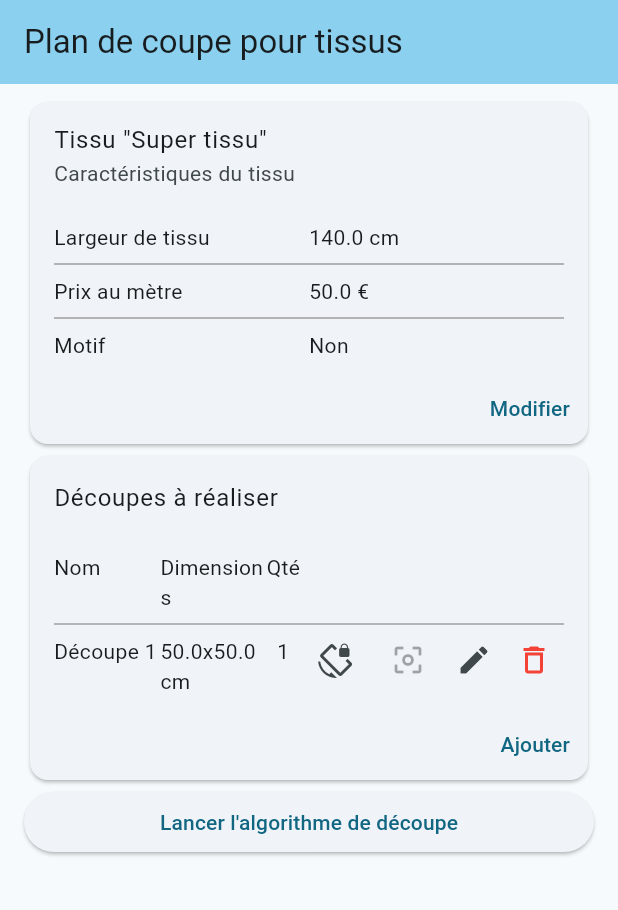
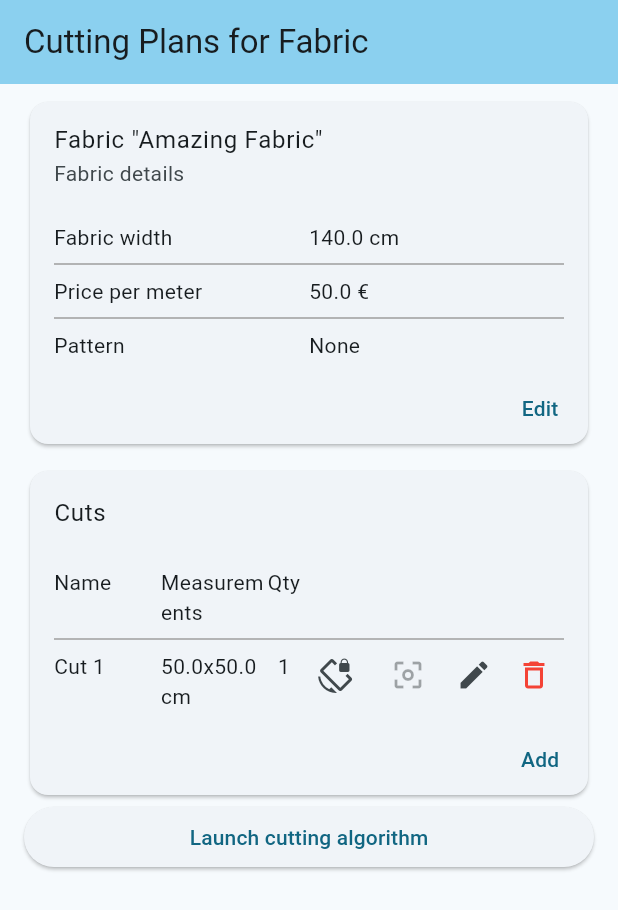
Before and after one commit to coyotte508/cutting-fabric, a Flutter app: the screen it shows after launch, on a phone screen of 412 x 824 dp. Shown: the top 910 px of the screen. Run offline on Flutter 3.47's test engine with Material 3 defaults, Android fonts, the phone set to English and light mode, and no system bars; our stand-ins replace shared_preferences; generated files the repository leaves out were written again.

Commit message:
🌐 Internationalization of app

```diff
--- a/lib/fabric_dialog.dart
+++ b/lib/fabric_dialog.dart
@@ -1,4 +1,5 @@
 import 'package:flutter/material.dart';
+import 'package:flutter_gen/gen_l10n/app_localizations.dart';
 import 'dart:math';
 import 'fabric.dart';
 
@@ -83,23 +84,23 @@ class _FabricDialogContentState extends State<FabricDialogContent> {
                 widget.onSave(_fabric);
                 Navigator.of(context).pop();
               },
-              child: const Text('Save'))
+              child: Text(AppLocalizations.of(context)!.saveCTA))
         ],
         content: Column(
           mainAxisSize: MainAxisSize.min,
           children: <Widget>[
             TextField(
               controller: _fabricNameController,
-              decoration: const InputDecoration(labelText: 'Nom du tissu'),
+              decoration: InputDecoration(labelText: AppLocalizations.of(context)!.fabricName),
             ),
             TextField(
               controller: _fabricWidthController,
-              decoration: const InputDecoration(labelText: 'Largeur du tissu'),
+              decoration: InputDecoration(labelText: AppLocalizations.of(context)!.fabricWidth),
               keyboardType: TextInputType.number,
             ),
             TextField(
               controller: _pricePerMeterController,
-              decoration: const InputDecoration(labelText: 'Prix au mètre'),
+              decoration: InputDecoration(labelText: AppLocalizations.of(context)!.fabricPricePerMeter),
               keyboardType: TextInputType.number,
             ),
             CheckboxListTile(
@@ -116,18 +117,18 @@ class _FabricDialogContentState extends State<FabricDialogContent> {
                   }
                 });
               },
-              title: const Text("Avec motif"),
+              title: Text(AppLocalizations.of(context)!.withPattern),
             ),
             ..._fabric.pattern != null
                 ? [
                     TextField(
                       controller: _patternWidthController,
-                      decoration: const InputDecoration(labelText: 'Largeur du motif'),
+                      decoration: InputDecoration(labelText: AppLocalizations.of(context)!.patternWidth),
                       keyboardType: TextInputType.number,
                     ),
                     TextField(
                       controller: _patternLengthController,
-                      decoration: const InputDecoration(labelText: 'Longueur du motif'),
+                      decoration: InputDecoration(labelText: AppLocalizations.of(context)!.patternLength),
                       keyboardType: TextInputType.number,
                     ),
                   ]
--- /dev/null
+++ b/lib/l10n/app_en.arb
@@ -0,0 +1,111 @@
+{
+  "@@locale": "en",
+  "appTitle": "Cutting Fabric",
+  "@appTitle": {},
+  "appBarTitle": "Cutting Plans for Fabric",
+  "@appBarTitle": {},
+  "defaultPanelName": "Cut {index}",
+  "@defaultPanelName": {
+    "placeholders": {
+      "index": {
+        "type": "int",
+        "example": "1"
+      }
+    }
+  },
+  "defaultFabricName": "Amazing Fabric",
+  "@defaultFabricName": {},
+  "fabricCardTitle": "Fabric \"{name}\"",
+  "@fabricCardTitle": {
+    "placeholders": {
+      "name": {
+        "type": "String",
+        "example": "Amazing Fabric"
+      }
+    }
+  },
+  "fabricCardSubtitle": "Fabric details",
+  "@fabricCardSubtitle": {},
+  "fabricName": "Fabric name",
+  "@fabricName": {},
+  "fabricWidth": "Fabric width",
+  "@fabricWidth": {},
+  "fabricPricePerMeter": "Price per meter",
+  "@fabricPricePerMeter": {},
+  "pattern": "Pattern",
+  "@pattern": {},
+  "withPattern": "With pattern",
+  "@withPattern": {},
+  "patternWidth": "Pattern width",
+  "@patternWidth": {},
+  "patternLength": "Pattern length",
+  "@patternLength": {},
+  "panelCardTitle": "Cuts",
+  "@panelCardTitle": {},
+  "panelName": "Cut name",
+  "@panelName": {},
+  "panelWidth": "Cut width",
+  "@panelWidth": {},
+  "panelLength": "Cut length",
+  "@panelLength": {},
+  "panelQuantity": "Number of cuts",
+  "@panelQuantity": {},
+  "panelCenterOnPattern": "Center on pattern",
+  "@panelCenterOnPattern": {},
+  "panelAllowRotation": "Allow rotation",
+  "@panelAllowRotation": {},
+  "panelTableName": "Name",
+  "@panelTableName": {},
+  "panelTableMeasurements": "Measurements",
+  "@panelTableMeasurements": {},
+  "panelTableQuantity": "Qty",
+  "@panelTableQuantity": {},
+  "editCTA": "Edit",
+  "@editCTA": {},
+  "addCTA": "Add",
+  "@addCTA": {},
+  "showPattern": "Show pattern on cutting plan",
+  "@showPattern": {},
+  "launchAlgorithmCTA": "Launch cutting algorithm",
+  "@launchAlgorithmCTA": {},
+  "noPattern": "None",
+  "@noPattern": {},
+  "yesCTA": "Yes",
+  "@yesCTA": {},
+  "noCTA": "No",
+  "@noCTA": {},
+  "deletePanelTitle": "Delete cut",
+  "@deletePanelTitle": {},
+  "deletePanelMessage": "Are you sure you want to delete the cut \"{name}\"?",
+  "@deletePanelMessage": {
+    "placeholders": {
+      "name": {
+        "type": "String",
+        "example": "Cut 1"
+      }
+    }
+  },
+  "cuttingPlanDetailsMessage": "Total price : {price} € for {length} m of fabric",
+  "@cuttingPlanDetailsMessage": {
+    "placeholders": {
+      "price": {
+        "type": "double",
+        "example": "100.0"
+      },
+      "length": {
+        "type": "double",
+        "example": "10.0"
+      }
+    }
+  },
+  "saveCTA": "Save",
+  "@saveCTA": {},
+  "tooltipAllowRotation": "Allow rotation",
+  "@tooltipAllowRotation": {},
+  "tooltipCenterOnPattern": "Center on pattern",
+  "@tooltipCenterOnPattern": {},
+  "tooltipAllowRotationNo": "Do not rotate",
+  "@tooltipAllowRotationNo": {},
+  "tooltipCenterOnPatternNo": "Do not center on pattern",
+  "@tooltipCenterOnPatternNo": {}
+}
--- a/lib/main.dart
+++ b/lib/main.dart
@@ -1,6 +1,8 @@
 import 'dart:convert';
 import 'dart:isolate';
 
+import 'package:flutter_gen/gen_l10n/app_localizations.dart';
+import 'package:flutter_localizations/flutter_localizations.dart';
 import 'package:flutter/material.dart';
 import 'package:upholstery_cutting_tool/algorithm.dart';
 import 'package:upholstery_cutting_tool/panel_dialog.dart';
@@ -25,31 +27,37 @@ class MyApp extends StatelessWidget {
   @override
   Widget build(BuildContext context) {
     return MaterialApp(
-      title: 'Plan de coupe pour tissus',
+      onGenerateTitle: (context) => AppLocalizations.of(context)!.appTitle,
       theme: ThemeData(
         colorScheme: ColorScheme.fromSeed(seedColor: Colors.blueGrey),
         useMaterial3: true,
       ),
-      home: const MyHomePage(title: 'Plan de coupe pour tissus'),
+      home: const MyHomePage(),
+      localizationsDelegates: const [
+        AppLocalizations.delegate,
+        GlobalMaterialLocalizations.delegate,
+        GlobalWidgetsLocalizations.delegate,
+        GlobalCupertinoLocalizations.delegate,
+      ],
+      supportedLocales: const [
+        Locale('en'), // English
+        Locale('fr'), // French
+      ],
     );
   }
 }
 
 class MyHomePage extends StatefulWidget {
-  const MyHomePage({super.key, required this.title});
-
-  final String title;
+  const MyHomePage({super.key});
 
   @override
   State<MyHomePage> createState() => _MyHomePageState();
 }
 
 class _MyHomePageState extends State<MyHomePage> {
-  FabricInfo _fabric = FabricInfo(
-    width: 1400,
-    name: "Super tissu",
-    pricePerMeter: 5000,
-  );
+  late FabricInfo _fabric;
+  bool _initialized = false;
+
   bool _showPattern = true;
 
   late SharedPreferences prefs;
@@ -110,9 +118,30 @@ class _MyHomePageState extends State<MyHomePage> {
     });
   }
 
-  final List<PanelInfo> _panels = [
-    PanelInfo(width: 500, length: 500, quantity: 1, name: "Découpe 1", centerOnPattern: false, canRotate: false)
-  ];
+  late final List<PanelInfo> _panels;
+
+  @override
+  void didChangeDependencies() {
+    super.didChangeDependencies();
+
+    if (!_initialized) {
+      _fabric = FabricInfo(
+        width: 1400,
+        name: AppLocalizations.of(context)!.defaultFabricName,
+        pricePerMeter: 5000,
+      );
+      _panels = [
+        PanelInfo(
+            width: 500,
+            length: 500,
+            quantity: 1,
+            name: AppLocalizations.of(context)!.defaultPanelName(1),
+            centerOnPattern: false,
+            canRotate: false)
+      ];
+      _initialized = true;
+    }
+  }
 
   @override
   void initState() {
@@ -140,7 +169,7 @@ class _MyHomePageState extends State<MyHomePage> {
     return Scaffold(
       appBar: AppBar(
         backgroundColor: Theme.of(context).colorScheme.inversePrimary,
-        title: Text(widget.title),
+        title: Text(AppLocalizations.of(context)!.appBarTitle),
       ),
       body: Padding(
         padding: const EdgeInsets.symmetric(horizontal: 16.0, vertical: 8.0),
@@ -151,8 +180,8 @@ class _MyHomePageState extends State<MyHomePage> {
                 mainAxisSize: MainAxisSize.min,
                 children: [
                   ListTile(
-                    title: Text('Tissu "${_fabric.name}"'),
-                    subtitle: const Text('Caractéristiques du tissu'),
+                    title: Text(AppLocalizations.of(context)!.fabricCardTitle(_fabric.name)),
+                    subtitle: Text(AppLocalizations.of(context)!.fabricCardSubtitle),
                   ),
                   Padding(
                     padding: const EdgeInsets.fromLTRB(16.0, 0, 16.0, 0.0),
@@ -163,13 +192,16 @@ class _MyHomePageState extends State<MyHomePage> {
                           width: 1.0,
                         )),
                         children: [
-                          {"title": "Largeur de tissu", "value": '${_fabric.width / 10.0} cm'},
-                          {"title": "Prix au mètre", "value": '${_fabric.pricePerMeter / 100.0} €'},
+                          {"title": AppLocalizations.of(context)!.fabricWidth, "value": '${_fabric.width / 10.0} cm'},
                           {
-                            "title": "Motif",
+                            "title": AppLocalizations.of(context)!.fabricPricePerMeter,
+                            "value": '${_fabric.pricePerMeter / 100.0} €'
+                          },
+                          {
+                            "title": AppLocalizations.of(context)!.pattern,
                             "value": _fabric.pattern != null
                                 ? '${_fabric.pattern!.width / 10.0}x${_fabric.pattern!.length / 10.0} cm'
-                                : 'Non'
+                                : AppLocalizations.of(context)!.noPattern
                           },
                         ].map((e) {
                           return TableRow(
@@ -205,19 +237,22 @@ class _MyHomePageState extends State<MyHomePage> {
                                 );
                               });
                         },
-                        child: const Text('Modifier'),
+                        child: Text(AppLocalizations.of(context)!.editCTA),
                       ),
                     ],
                   )
                 ],
               ),
             ),
+            const SizedBox.square(
+              dimension: 10.0,
+            ),
             Card(
               child: Column(
                 mainAxisSize: MainAxisSize.min,
                 children: [
-                  const ListTile(
-                    title: Text('Découpes à réaliser'),
+                  ListTile(
+                    title: Text(AppLocalizations.of(context)!.panelCardTitle),
                   ),
                   Padding(
                     padding: const EdgeInsets.fromLTRB(16.0, 0, 16.0, 0.0),
@@ -234,17 +269,23 @@ class _MyHomePageState extends State<MyHomePage> {
                           width: 1.0,
                         )),
                         children: [
-                          const TableRow(children: [
+                          TableRow(children: [
                             TableCell(
-                              child: Padding(padding: EdgeInsets.symmetric(vertical: 8.0), child: Text('Nom')),
+                              child: Padding(
+                                  padding: const EdgeInsets.symmetric(vertical: 8.0),
+                                  child: Text(AppLocalizations.of(context)!.panelTableName)),
                             ),
                             TableCell(
-                              child: Padding(padding: EdgeInsets.symmetric(vertical: 8.0), child: Text('Dimensions')),
+                              child: Padding(
+                                  padding: const EdgeInsets.symmetric(vertical: 8.0),
+                                  child: Text(AppLocalizations.of(context)!.panelTableMeasurements)),
                             ),
                             TableCell(
-                              child: Padding(padding: EdgeInsets.symmetric(vertical: 8.0), child: Text('Qté')),
+                              child: Padding(
+                                  padding: const EdgeInsets.symmetric(vertical: 8.0),
+                                  child: Text(AppLocalizations.of(context)!.panelTableQuantity)),
                             ),
-                            TableCell(
+                            const TableCell(
                               child: Padding(
                                 padding: EdgeInsets.symmetric(vertical: 8.0),
                                 child: Text(''),
@@ -274,7 +315,9 @@ class _MyHomePageState extends State<MyHomePage> {
                                     mainAxisAlignment: MainAxisAlignment.end,
                                     children: [
                                       IconButton(
-                                          tooltip: panel.canRotate ? "Rotation autorisée" : "Rotation bloquée",
+                                          tooltip: panel.canRotate
+                                              ? AppLocalizations.of(context)!.tooltipAllowRotation
+                                              : AppLocalizations.of(context)!.tooltipAllowRotationNo,
                                           onPressed: () {
                                             setState(() {
                                               panel.canRotate = !panel.canRotate;
@@ -285,8 +328,8 @@ class _MyHomePageState extends State<MyHomePage> {
                                               : Icons.screen_lock_rotation_outlined)),
                                       IconButton(
                                           tooltip: panel.centerOnPattern
-                                              ? "Centrer sur le motif"
-                                              : "Pas besoin de centrer sur le motif",
+                                              ? AppLocalizations.of(context)!.tooltipCenterOnPattern
+                                              : AppLocalizations.of(context)!.tooltipCenterOnPatternNo,
                                           onPressed: _fabric.pattern != null
                                               ? () {
                                                   setState(() {
@@ -322,9 +365,9 @@ class _MyHomePageState extends State<MyHomePage> {
                                                 context: context,
                                                 builder: (context) {
                                                   return AlertDialog(
-                                                    title: const Text("Supprimer la découpe"),
-                                                    content: const Text(
-                                                        "Êtes-vous sûr de vouloir supprimer cette découpe ?"),
+                                                    title: Text(AppLocalizations.of(context)!.deletePanelTitle),
+                                                    content: Text(
+                                                        AppLocalizations.of(context)!.deletePanelMessage(panel.name)),
                                                     actions: [
                                                       TextButton(
                                                           onPressed: () {
@@ -333,12 +376,12 @@ class _MyHomePageState extends State<MyHomePage> {
                                                             });
                                                             Navigator.of(context).pop();
                                                           },
-                                                          child: const Text("Oui")),
+                                                          child: Text(AppLocalizations.of(context)!.yesCTA)),
                                                       TextButton(
                                                           onPressed: () {
                                                             Navigator.of(context).pop();
                                                           },
-                                                          child: const Text("Non")),
+                                                          child: Text(AppLocalizations.of(context)!.noCTA)),
                                                     ],
                                                   );
                                                 });
@@ -368,7 +411,7 @@ class _MyHomePageState extends State<MyHomePage> {
                                       canRotate: false,
                                       centerOnPattern: false,
                                       length: 500,
-                                      name: "Découpe ${_panels.length + 1}",
+                                      name: AppLocalizations.of(context)!.defaultPanelName(_panels.length + 1),
                                       quantity: 1,
                                       width: 500),
                                   hasPattern: _fabric.pattern != null,
@@ -381,7 +424,7 @@ class _MyHomePageState extends State<MyHomePage> {
                                 );
                               });
                         },
-                        child: const Text('Ajouter'),
+                        child: Text(AppLocalizations.of(context)!.addCTA),
                       ),
                     ],
                   )
@@ -399,7 +442,7 @@ class _MyHomePageState extends State<MyHomePage> {
                         });
                         prefs.setBool("showPattern", value!);
                       },
-                      title: const Text("Afficher motif sur plan de coupe"),
+                      title: Text(AppLocalizations.of(context)!.showPattern),
                     )
                   ]
                 : []),
@@ -410,8 +453,6 @@ class _MyHomePageState extends State<MyHomePage> {
 
                 ReceivePort receivePort = ReceivePort();
                 receivePort.listen((message) {
-                  debugPrint("Isolate success ");
-
                   setState(() => _placements = message);
                 });
                 Isolate.spawn<(SendPort, int, PatternInfo?, List<PanelInfo>)>((message) {
@@ -419,7 +460,7 @@ class _MyHomePageState extends State<MyHomePage> {
                   message.$1.send(placements);
                 }, (receivePort.sendPort, width, _fabric.pattern, _panels));
               },
-              child: const Text("Lancer l'algorithme de découpe"),
+              child: Text(AppLocalizations.of(context)!.launchAlgorithmCTA),
             ),
             const SizedBox.square(
               dimension: 10.0,
@@ -440,7 +481,9 @@ class _MyHomePageState extends State<MyHomePage> {
                     Padding(
                       padding: const EdgeInsets.all(8.0),
                       child: Text(
-                        "Prix total : ${_placements!.totalLength / 1000 * _fabric.pricePerMeter / 100} € pour ${_placements!.totalLength / 1000} m de tissu",
+                        AppLocalizations.of(context)!.cuttingPlanDetailsMessage(
+                            _placements!.totalLength / 1000 * _fabric.pricePerMeter / 100,
+                            _placements!.totalLength / 1000),
                         style: const TextStyle(fontSize: 20.0),
                       ),
                     )
--- a/lib/panel_dialog.dart
+++ b/lib/panel_dialog.dart
@@ -1,4 +1,5 @@
 import 'package:flutter/material.dart';
+import 'package:flutter_gen/gen_l10n/app_localizations.dart';
 import 'fabric.dart';
 
 class PanelDialogContent extends StatefulWidget {
@@ -75,28 +76,28 @@ class _PanelDialogContentState extends State<PanelDialogContent> {
                 widget.onSave(_panel);
                 Navigator.of(context).pop();
               },
-              child: const Text('Save'))
+              child: Text(AppLocalizations.of(context)!.saveCTA))
         ],
         content: Column(
           mainAxisSize: MainAxisSize.min,
           children: <Widget>[
             TextField(
               controller: _panelNameController,
-              decoration: const InputDecoration(labelText: 'Nom de la découpe'),
+              decoration: InputDecoration(labelText: AppLocalizations.of(context)!.panelName),
             ),
             TextField(
               controller: _panelWidthController,
-              decoration: const InputDecoration(labelText: 'Largeur de la découpe'),
+              decoration: InputDecoration(labelText: AppLocalizations.of(context)!.panelWidth),
               keyboardType: TextInputType.number,
             ),
             TextField(
               controller: _panelLengthController,
-              decoration: const InputDecoration(labelText: 'Longueur de la découpe'),
+              decoration: InputDecoration(labelText: AppLocalizations.of(context)!.panelLength),
               keyboardType: TextInputType.number,
             ),
             TextField(
               controller: _panelQuantityController,
-              decoration: const InputDecoration(labelText: 'Nombre de découpes'),
+              decoration: InputDecoration(labelText: AppLocalizations.of(context)!.panelQuantity),
               keyboardType: TextInputType.number,
             ),
             ...(widget.hasPattern
@@ -108,7 +109,7 @@ class _PanelDialogContentState extends State<PanelDialogContent> {
                           _panel.centerOnPattern = value == true;
                         });
                       },
-                      title: const Text("Centrer sur le motif"),
+                      title: Text(AppLocalizations.of(context)!.panelCenterOnPattern),
                     )
                   ]
                 : []),
@@ -119,7 +120,7 @@ class _PanelDialogContentState extends State<PanelDialogContent> {
                   _panel.canRotate = value == true;
                 });
               },
-              title: const Text("Rotation autorisée"),
+              title: Text(AppLocalizations.of(context)!.panelAllowRotation),
             ),
           ],
         ));
```
Also changed, not shown: lib/l10n/app_fr.arb (added, +111 -0 lines), pubspec.yaml (+7 -3 lines), pubspec.lock, 2 other files.
